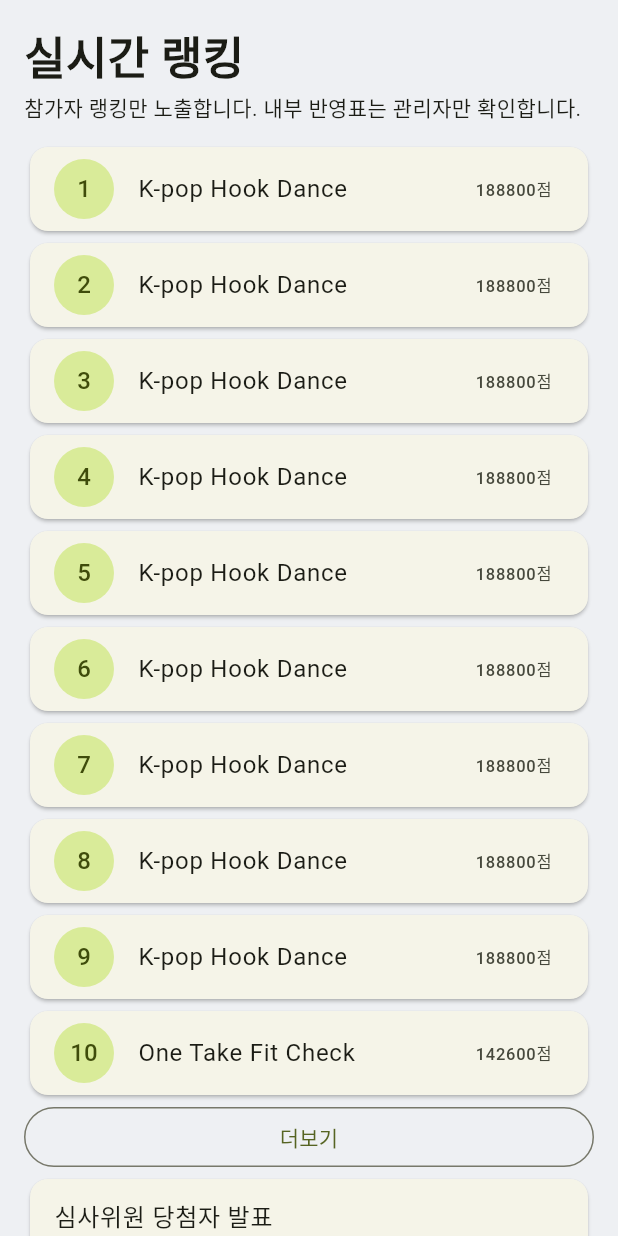
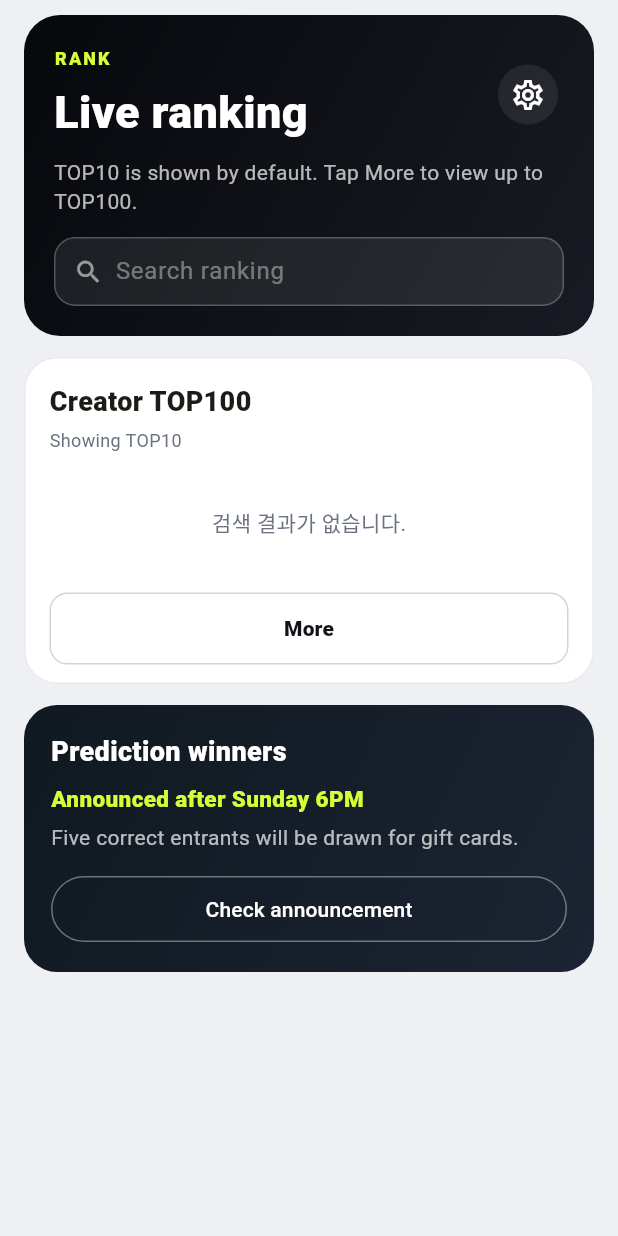
Before and after one commit to 04yjkim-del/my-github-desktop, a Flutter app: the RankScreen widget shown alone on an empty page, opened directly with empty values, on a phone screen of 412 x 824 dp. Run offline on Flutter 3.47's test engine with Material 3 defaults, Android fonts, the phone set to English and light mode, and no system bars.

Commit message:
Migrate web live ranking screen into Flutter
Port the index.html ranking tab with search, TOP10/TOP100 More toggle,
creator list styling, and prediction winners announcement card.

Co-authored-by: 04yjkim-del <04yjkim-del@users.noreply.github.com>

```diff
--- a/showup_flutter/lib/main.dart
+++ b/showup_flutter/lib/main.dart
@@ -3,6 +3,7 @@ import 'package:flutter/material.dart';
 import 'auth_screens.dart';
 import 'bet_screen.dart';
 import 'home_screen.dart';
+import 'rank_screen.dart';
 import 'vote_screen.dart';
 
 void main() {
@@ -79,7 +80,6 @@ class _ShowUpShellState extends State<ShowUpShell> {
   bool introVisible = true;
   bool signupMode = false;
   bool cameraNoticeSeen = false;
-  bool rankingExpanded = false;
   int feedIndex = 0;
   MainTab tab = MainTab.home;
 
@@ -148,7 +148,10 @@ class _ShowUpShellState extends State<ShowUpShell> {
                   ),
                   onAction: handleBetAction,
                 ),
-                RankScreen(expanded: rankingExpanded, onToggle: toggleRanking),
+                RankScreen(
+                  entries: challenges.map(toHomeChallenge).toList(),
+                  onAction: handleRankAction,
+                ),
               ],
             ),
           ),
@@ -221,6 +224,17 @@ class _ShowUpShellState extends State<ShowUpShell> {
         toast('이미 확정된 예측은 수정할 수 없습니다');
       case 'bet-incomplete':
         toast('1~3등을 모두 선택해 주세요');
+      default:
+        break;
+    }
+  }
+
+  void handleRankAction(String action) {
+    switch (action) {
+      case 'settings':
+        toast('설정 화면은 다음 단계에서 연결됩니다');
+      case 'winners':
+        toast('예측 당첨자는 일요일 6PM 이후 발표됩니다');
       default:
         break;
     }
@@ -344,9 +358,6 @@ class _ShowUpShellState extends State<ShowUpShell> {
     );
   }
 
-  void toggleRanking() {
-    setState(() => rankingExpanded = !rankingExpanded);
-  }
 }
 
 class CameraScreen extends StatelessWidget {
@@ -381,44 +392,6 @@ class CameraScreen extends StatelessWidget {
           ],
         ),
       ),
-    );
-  }
-}
-
-class RankScreen extends StatelessWidget {
-  const RankScreen({super.key, required this.expanded, required this.onToggle});
-
-  final bool expanded;
-  final VoidCallback onToggle;
-
-  @override
-  Widget build(BuildContext context) {
-    final rows = List<Challenge>.generate(50, (index) => challenges[index % challenges.length])
-      ..sort((a, b) => b.score.compareTo(a.score));
-    final visible = rows.take(expanded ? 50 : 10).toList();
-
-    return ListView(
-      padding: const EdgeInsets.fromLTRB(16, 16, 16, 104),
-      children: [
-        const Text('실시간 랭킹', style: TextStyle(fontSize: 30, fontWeight: FontWeight.w900)),
-        const Text('참가자 랭킹만 노출합니다. 내부 반영표는 관리자만 확인합니다.'),
-        const SizedBox(height: 12),
-        for (var i = 0; i < visible.length; i++)
-          Card(
-            child: ListTile(
-              leading: CircleAvatar(child: Text('${i + 1}')),
-              title: Text(visible[i].title),
-              trailing: Text('${visible[i].score}점'),
-            ),
-          ),
-        OutlinedButton(onPressed: onToggle, child: Text(expanded ? '접기' : '더보기')),
-        const Card(
-          child: ListTile(
-            title: Text('심사위원 당첨자 발표'),
-            subtitle: Text('예측 성공자 중 랜덤 추첨 5명 · 일요일 6PM 이후 공개'),
-          ),
-        ),
-      ],
     );
   }
 }
--- /dev/null
+++ b/showup_flutter/lib/rank_screen.dart
@@ -0,0 +1,368 @@
+import 'package:flutter/material.dart';
+
+import 'home_screen.dart';
+
+const _lime = Color(0xffd7ff38);
+const _muted = Color(0xff6b7280);
+
+/// 웹 index.html 랭킹 화면을 Flutter로 옮긴 화면.
+class RankScreen extends StatefulWidget {
+  const RankScreen({
+    super.key,
+    required this.entries,
+    required this.onAction,
+  });
+
+  final List<HomeChallenge> entries;
+  final ValueChanged<String> onAction;
+
+  @override
+  State<RankScreen> createState() => _RankScreenState();
+}
+
+class _RankScreenState extends State<RankScreen> {
+  final _searchController = TextEditingController();
+  bool _expanded = false;
+
+  @override
+  void dispose() {
+    _searchController.dispose();
+    super.dispose();
+  }
+
+  List<_RankEntry> get _rows {
+    final base = widget.entries.isEmpty
+        ? <HomeChallenge>[]
+        : List<HomeChallenge>.generate(
+            100,
+            (index) => widget.entries[index % widget.entries.length],
+          );
+
+    // 같은 챌린지를 반복해도 순위가 보이도록 점수에 미세 차이를 둡니다.
+    final rows = <_RankEntry>[
+      for (var i = 0; i < base.length; i++)
+        _RankEntry(
+          rank: i + 1,
+          challenge: base[i],
+          score: base[i].score - i * 37,
+        ),
+    ]..sort((a, b) => b.score.compareTo(a.score));
+
+    for (var i = 0; i < rows.length; i++) {
+      rows[i] = rows[i].copyWith(rank: i + 1);
+    }
+
+    final query = _searchController.text.trim().toLowerCase();
+    final filtered = query.isEmpty
+        ? rows
+        : rows
+            .where(
+              (row) =>
+                  row.challenge.title.toLowerCase().contains(query) ||
+                  row.challenge.handle.toLowerCase().contains(query),
+            )
+            .toList();
+
+    if (_expanded || query.isNotEmpty) {
+      return filtered.take(100).toList();
+    }
+    return filtered.take(10).toList();
+  }
+
+  @override
+  Widget build(BuildContext context) {
+    final rows = _rows;
+    final showingAll = _expanded || _searchController.text.trim().isNotEmpty;
+
+    return ListView(
+      padding: const EdgeInsets.fromLTRB(16, 10, 16, 104),
+      children: [
+        Container(
+          width: double.infinity,
+          padding: const EdgeInsets.all(20),
+          decoration: BoxDecoration(
+            borderRadius: BorderRadius.circular(24),
+            gradient: const LinearGradient(
+              begin: Alignment.topLeft,
+              end: Alignment.bottomRight,
+              colors: [Color(0xff07080c), Color(0xff181b23)],
+            ),
+          ),
+          child: Column(
+            crossAxisAlignment: CrossAxisAlignment.start,
+            children: [
+              Row(
+                children: [
+                  const Expanded(
+                    child: Column(
+                      crossAxisAlignment: CrossAxisAlignment.start,
+                      children: [
+                        Text(
+                          'RANK',
+                          style: TextStyle(
+                            color: _lime,
+                            fontWeight: FontWeight.w800,
+                            letterSpacing: 1.4,
+                            fontSize: 12,
+                          ),
+                        ),
+                        SizedBox(height: 6),
+                        Text(
+                          'Live ranking',
+                          style: TextStyle(
+                            color: Colors.white,
+                            fontSize: 30,
+                            fontWeight: FontWeight.w900,
+                          ),
+                        ),
+                      ],
+                    ),
+                  ),
+                  IconButton(
+                    onPressed: () => widget.onAction('settings'),
+                    style: IconButton.styleFrom(
+                      backgroundColor: Colors.white.withOpacity(0.08),
+                      foregroundColor: Colors.white,
+                    ),
+                    icon: const Icon(Icons.settings_outlined),
+                  ),
+                ],
+              ),
+              const SizedBox(height: 10),
+              const Text(
+                'TOP10 is shown by default. Tap More to view up to TOP100.',
+                style: TextStyle(color: Colors.white70, height: 1.35),
+              ),
+              const SizedBox(height: 14),
+              Container(
+                height: 46,
+                padding: const EdgeInsets.symmetric(horizontal: 12),
+                decoration: BoxDecoration(
+                  color: Colors.white.withOpacity(0.08),
+                  borderRadius: BorderRadius.circular(14),
+                  border: Border.all(color: Colors.white24),
+                ),
+                child: Row(
+                  children: [
+                    const Icon(Icons.search, color: Colors.white54, size: 20),
+                    const SizedBox(width: 8),
+                    Expanded(
+                      child: TextField(
+                        controller: _searchController,
+                        onChanged: (_) => setState(() {}),
+                        style: const TextStyle(color: Colors.white),
+                        cursorColor: _lime,
+                        decoration: const InputDecoration(
+                          hintText: 'Search ranking',
+                          hintStyle: TextStyle(color: Colors.white38),
+                          border: InputBorder.none,
+                          isDense: true,
+                        ),
+                      ),
+                    ),
+                  ],
+                ),
+              ),
+            ],
+          ),
+        ),
+        const SizedBox(height: 14),
+        Container(
+          width: double.infinity,
+          padding: const EdgeInsets.fromLTRB(16, 16, 16, 12),
+          decoration: BoxDecoration(
+            color: Colors.white,
+            borderRadius: BorderRadius.circular(22),
+            border: Border.all(color: const Color(0xffe8eaef)),
+          ),
+          child: Column(
+            crossAxisAlignment: CrossAxisAlignment.start,
+            children: [
+              const Text(
+                'Creator TOP100',
+                style: TextStyle(fontSize: 18, fontWeight: FontWeight.w900),
+              ),
+              const SizedBox(height: 4),
+              Text(
+                showingAll ? 'Showing up to TOP100' : 'Showing TOP10',
+                style: const TextStyle(color: _muted, fontSize: 12),
+              ),
+              const SizedBox(height: 8),
+              if (rows.isEmpty)
+                const Padding(
+                  padding: EdgeInsets.symmetric(vertical: 28),
+                  child: Center(
+                    child: Text('검색 결과가 없습니다.', style: TextStyle(color: _muted)),
+                  ),
+                )
+              else
+                for (final row in rows) _RankTile(entry: row),
+              const SizedBox(height: 8),
+              if (_searchController.text.trim().isEmpty)
+                SizedBox(
+                  width: double.infinity,
+                  child: OutlinedButton(
+                    style: OutlinedButton.styleFrom(
+                      foregroundColor: const Color(0xff101218),
+                      side: const BorderSide(color: Color(0xffd1d5db)),
+                      padding: const EdgeInsets.symmetric(vertical: 14),
+                      shape: RoundedRectangleBorder(borderRadius: BorderRadius.circular(12)),
+                    ),
+                    onPressed: () => setState(() => _expanded = !_expanded),
+                    child: Text(
+                      _expanded ? 'Show less' : 'More',
+                      style: const TextStyle(fontWeight: FontWeight.w800),
+                    ),
+                  ),
+                ),
+            ],
+          ),
+        ),
+        const SizedBox(height: 14),
+        Container(
+          width: double.infinity,
+          padding: const EdgeInsets.all(18),
+          decoration: BoxDecoration(
+            borderRadius: BorderRadius.circular(22),
+            gradient: const LinearGradient(
+              begin: Alignment.topLeft,
+              end: Alignment.bottomRight,
+              colors: [Color(0xff101820), Color(0xff1c2433)],
+            ),
+          ),
+          child: Column(
+            crossAxisAlignment: CrossAxisAlignment.start,
+            children: [
+              const Text(
+                'Prediction winners',
+                style: TextStyle(
+                  color: Colors.white,
+                  fontSize: 18,
+                  fontWeight: FontWeight.w900,
+                ),
+              ),
+              const SizedBox(height: 8),
+              const Text(
+                'Announced after Sunday 6PM',
+                style: TextStyle(
+                  color: _lime,
+                  fontWeight: FontWeight.w800,
+                  fontSize: 15,
+                ),
+              ),
+              const SizedBox(height: 6),
+              const Text(
+                'Five correct entrants will be drawn for gift cards.',
+                style: TextStyle(color: Colors.white70, height: 1.35),
+              ),
+              const SizedBox(height: 14),
+              SizedBox(
+                width: double.infinity,
+                child: OutlinedButton(
+                  style: OutlinedButton.styleFrom(
+                    foregroundColor: Colors.white,
+                    side: const BorderSide(color: Colors.white38),
+                    padding: const EdgeInsets.symmetric(vertical: 12),
+                  ),
+                  onPressed: () => widget.onAction('winners'),
+                  child: const Text('Check announcement'),
+                ),
+              ),
+            ],
+          ),
+        ),
+      ],
+    );
+  }
+}
+
+class _RankEntry {
+  const _RankEntry({
+    required this.rank,
+    required this.challenge,
+    required this.score,
+  });
+
+  final int rank;
+  final HomeChallenge challenge;
+  final int score;
+
+  _RankEntry copyWith({int? rank, HomeChallenge? challenge, int? score}) {
+    return _RankEntry(
+      rank: rank ?? this.rank,
+      challenge: challenge ?? this.challenge,
+      score: score ?? this.score,
+    );
+  }
+}
+
+class _RankTile extends StatelessWidget {
+  const _RankTile({required this.entry});
+
+  final _RankEntry entry;
+
+  @override
+  Widget build(BuildContext context) {
+    final top = entry.rank <= 3;
+    return Padding(
+      padding: const EdgeInsets.only(bottom: 8),
+      child: Container(
+        padding: const EdgeInsets.symmetric(horizontal: 10, vertical: 10),
+        decoration: BoxDecoration(
+          color: top ? const Color(0xfff7ffe0) : const Color(0xfff6f7f9),
+          borderRadius: BorderRadius.circular(14),
+          border: Border.all(
+            color: top ? _lime.withOpacity(0.55) : const Color(0xffe8eaef),
+          ),
+        ),
+        child: Row(
+          children: [
+            CircleAvatar(
+              radius: 18,
+              backgroundColor: top ? _lime : Colors.white,
+              foregroundColor: Colors.black,
+              child: Text(
+                '${entry.rank}',
+                style: const TextStyle(fontWeight: FontWeight.w900, fontSize: 13),
+              ),
+            ),
+            const SizedBox(width: 10),
+            Expanded(
+              child: Column(
+                crossAxisAlignment: CrossAxisAlignment.start,
+                children: [
+                  Text(
+                    entry.challenge.title,
+                    maxLines: 1,
+                    overflow: TextOverflow.ellipsis,
+                    style: const TextStyle(fontWeight: FontWeight.w900, fontSize: 14),
+                  ),
+                  Text(
+                    entry.challenge.handle,
+                    style: const TextStyle(color: _muted, fontSize: 12),
+                  ),
+                ],
+              ),
+            ),
+            Text(
+              '${_formatScore(entry.score)} pts',
+              style: const TextStyle(fontWeight: FontWeight.w800),
+            ),
+          ],
+        ),
+      ),
+    );
+  }
+}
+
+String _formatScore(int value) {
+  if (value >= 1000000) {
+    final n = value / 1000000;
+    return '${n.toStringAsFixed(n >= 10 ? 0 : 1)}M';
+  }
+  if (value >= 1000) {
+    final n = value / 1000;
+    return '${n.toStringAsFixed(n >= 10 ? 0 : 1)}K';
+  }
+  return '$value';
+}
```
